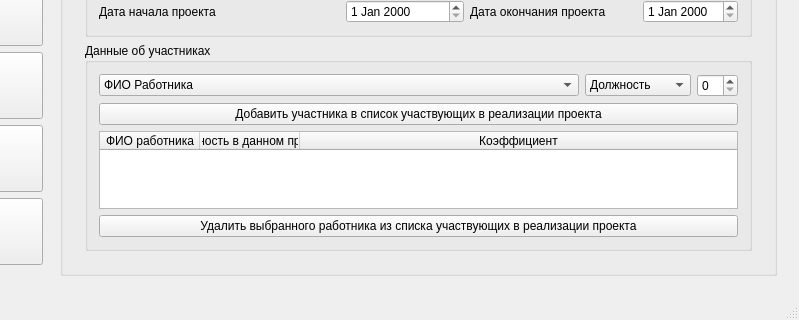
The window that salary/salary.ui (a-mihaylov/salary) describes before a commit, drawn with Qt 5; both pictures show x 185 to 984 and y 247 to 567 of the 984 by 567 pixel window.
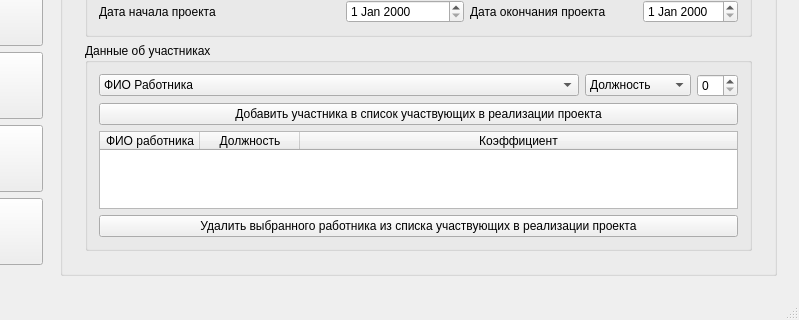
The same window after the commit. The open tabs and pages were chosen to show the change.

Commit message: Переименованы виджеты на странице просмотра проекта

```diff
--- a/salary/salary.ui
+++ b/salary/salary.ui
@@ -1713,7 +1713,7 @@
                     </column>
                     <column>
                      <property name="text">
-                      <string>Должность в данном проекте</string>
+                      <string>Должность</string>
                      </property>
                     </column>
                     <column>
```
Left out of the diff: 36 changed lines with no effect on the pictures.
